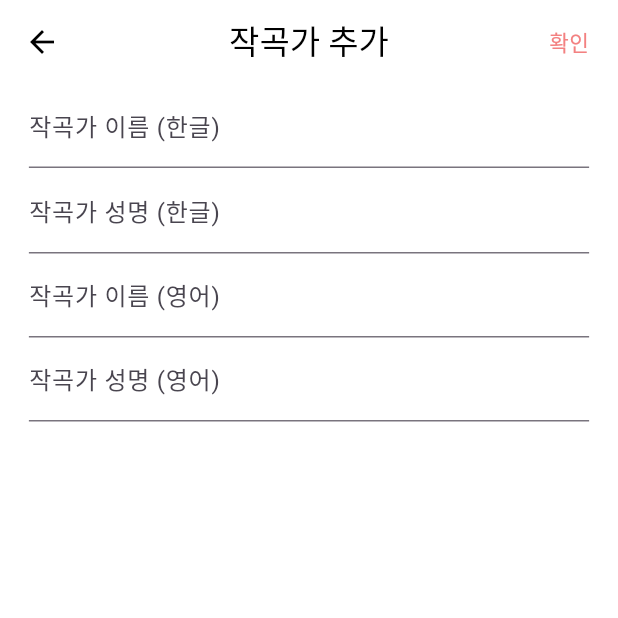
After one commit to scriabinEtude/classic, a Flutter app: the ComposerRegisterScreen screen opened by its route, on a phone screen of 412 x 824 dp, the top half of it. The commit adds this screen. Run offline on Flutter 3.47's test engine with Material 2 defaults, Android fonts, the phone set to English and light mode, and no system bars; our stand-ins replace bloc, cached_network_image, cloud_firestore, dio, firebase_core, flutter_bloc and 7 more; missing offline and left inert: flutter_pretty_dio_logger; accounts and stored records are empty.

Commit message:
composer register screen

```diff
--- a/lib/common/config/di.dart
+++ b/lib/common/config/di.dart
@@ -1,5 +1,7 @@
 import 'package:classic/common/config/app_config.dart';
 import 'package:classic/common/module/firebase/db.dart';
+import 'package:classic/data/repository/composer/register/composer_register_repository.dart';
+import 'package:classic/data/repository/composer/register/composer_register_repository_impl.dart';
 import 'package:classic/data/repository/link/link/link_repository.dart';
 import 'package:classic/data/repository/link/link/link_repository_impl.dart';
 import 'package:classic/data/repository/link/register/link_register_repository.dart';
@@ -22,6 +24,8 @@ class Di {
     di.registerSingleton<LinkRegisterRepository>(
         LinkRegisterRepositoryImpl(db));
     di.registerSingleton<LinkRepository>(LinkRepositoryImpl(db));
+    di.registerSingleton<ComposerRegisterRepository>(
+        ComposerRegisterRepositoryImpl(db));
   }
 
   static void repositorySetup() {}
--- a/lib/common/config/route.dart
+++ b/lib/common/config/route.dart
@@ -1,6 +1,8 @@
+import 'package:classic/bloc/composer/register/composer_register_bloc.dart';
 import 'package:classic/bloc/home/home_bloc.dart';
 import 'package:classic/bloc/link/register/link_register_bloc.dart';
 import 'package:classic/bloc/user/user_event.dart';
+import 'package:classic/presentation/screen/composer/composer_register_screen.dart';
 import 'package:classic/presentation/screen/link/link_register_screen.dart';
 import 'package:flutter/material.dart';
 import 'package:flutter_bloc/flutter_bloc.dart';
@@ -96,6 +98,13 @@ class GrassRouter {
                     create: (context) => LinkRegisterBloc(),
                     child: LinkRegisterScreen()),
               ),
+              GoRoute(
+                path: 'composer/register',
+                name: ComposerRegisterScreen.routeName,
+                builder: (context, state) => BlocProvider(
+                    create: (context) => ComposerRegisterBloc(),
+                    child: ComposerRegisterScreen()),
+              ),
             ])
       ],
     );
--- /dev/null
+++ b/lib/presentation/screen/composer/composer_register_screen.dart
@@ -0,0 +1,94 @@
+import 'package:classic/common/imports.dart';
+
+class ComposerRegisterScreen extends StatelessWidget {
+  ComposerRegisterScreen({super.key});
+
+  static const String routeName = "/composer/register";
+
+  final _formKey = GlobalKey<FormState>();
+
+  String? korValidator(String? value, String example) {
+    if (value == null) {
+      return "작곡가 이름을 입력해 주세요. (예: $example)";
+    } else if (!RegExp(r'^[가-힣 ]$').hasMatch(value)) {
+      return "한글과 공백만 가능합니다";
+    } else {
+      return null;
+    }
+  }
+
+  String? engValidator(String? value, String example) {
+    if (value == null) {
+      return "작곡가 이름을 입력해 주세요. (예: $example)";
+    } else if (!RegExp(r'^[a-zA-Z ]$').hasMatch(value)) {
+      return "영어와 공백만 가능합니다";
+    } else {
+      return null;
+    }
+  }
+
+  @override
+  Widget build(BuildContext context) {
+    return Scaffold(
+      appBar: AppBar(
+        title: const Text('작곡가 추가'),
+        centerTitle: true,
+        actions: [
+          InkWell(
+            child: Row(
+              children: [
+                Text(
+                  '확인',
+                  style: TextStyle(
+                    fontSize: 16.sp,
+                    color: lightColorTheme.primaryColor,
+                  ),
+                ),
+                SizedBox(width: 20.w),
+              ],
+            ),
+          )
+        ],
+      ),
+      body: Padding(
+        padding: EdgeInsets.symmetric(horizontal: 20.w),
+        child: Form(
+          key: _formKey,
+          child: Column(
+            children: [
+              TextFormField(
+                decoration: const InputDecoration(
+                  label: Text('작곡가 이름 (한글)'),
+                  hintText: "쇼팽",
+                ),
+                validator: (value) => korValidator(value, "쇼팽"),
+              ),
+              TextFormField(
+                decoration: const InputDecoration(
+                  label: Text('작곡가 성명 (한글)'),
+                  hintText: "프레데릭 프랑수아 쇼팽",
+                ),
+                validator: (value) => korValidator(value, "프레데릭 프랑수아 쇼팽"),
+              ),
+              TextFormField(
+                decoration: const InputDecoration(
+                  label: Text('작곡가 이름 (영어)'),
+                  hintText: "Chopin",
+                ),
+                validator: (value) => engValidator(value, "Chopin"),
+              ),
+              TextFormField(
+                decoration: const InputDecoration(
+                  label: Text('작곡가 성명 (영어)'),
+                  hintText: "Frederic Francois Chopin",
+                ),
+                validator: (value) =>
+                    engValidator(value, "Frederic Francois Chopin"),
+              ),
+            ],
+          ),
+        ),
+      ),
+    );
+  }
+}
```
Also changed, not shown: lib/bloc/composer/register/composer_register_bloc.dart (added, +19 -0 lines), lib/bloc/composer/register/composer_register_event.dart (added, +10 -0 lines), lib/bloc/composer/register/composer_register_state.dart (added, +11 -0 lines), lib/data/repository/composer/register/composer_register_repository.dart (added, +10 -0 lines), lib/data/repository/composer/register/composer_register_repository_impl.dart (added, +33 -0 lines), lib/presentation/screen/link/link_register_screen.dart (+6 -1 lines), lib/bloc/composer/register/composer_register_event.freezed.dart (added), lib/bloc/composer/register/composer_register_state.freezed.dart (added).
